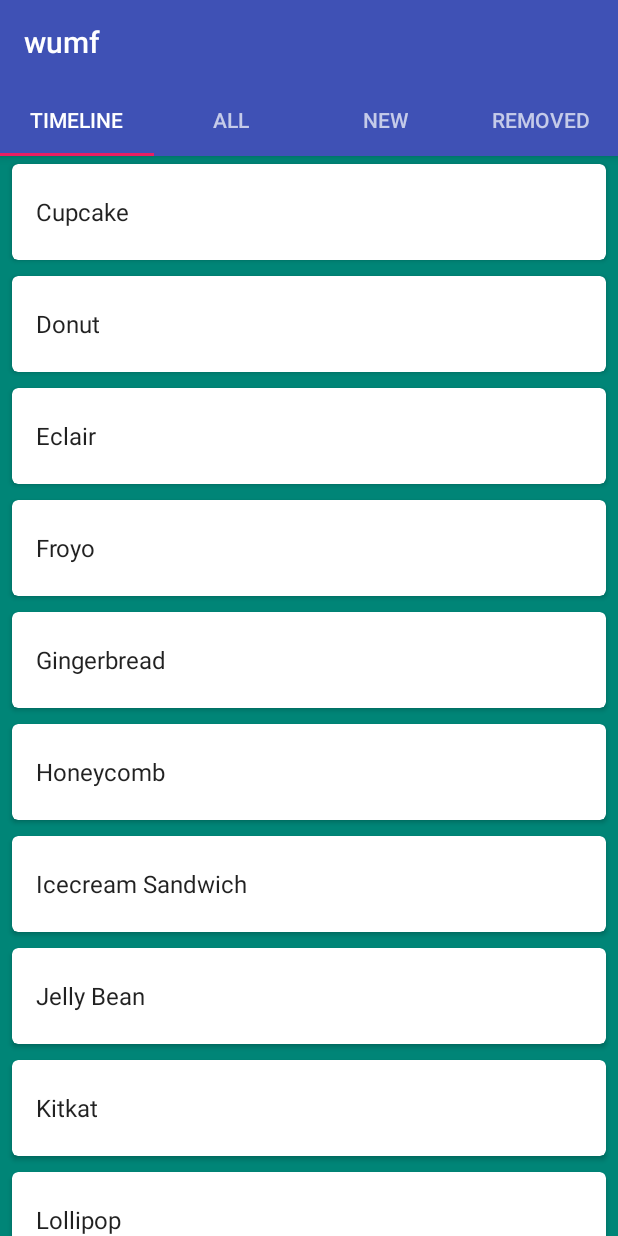
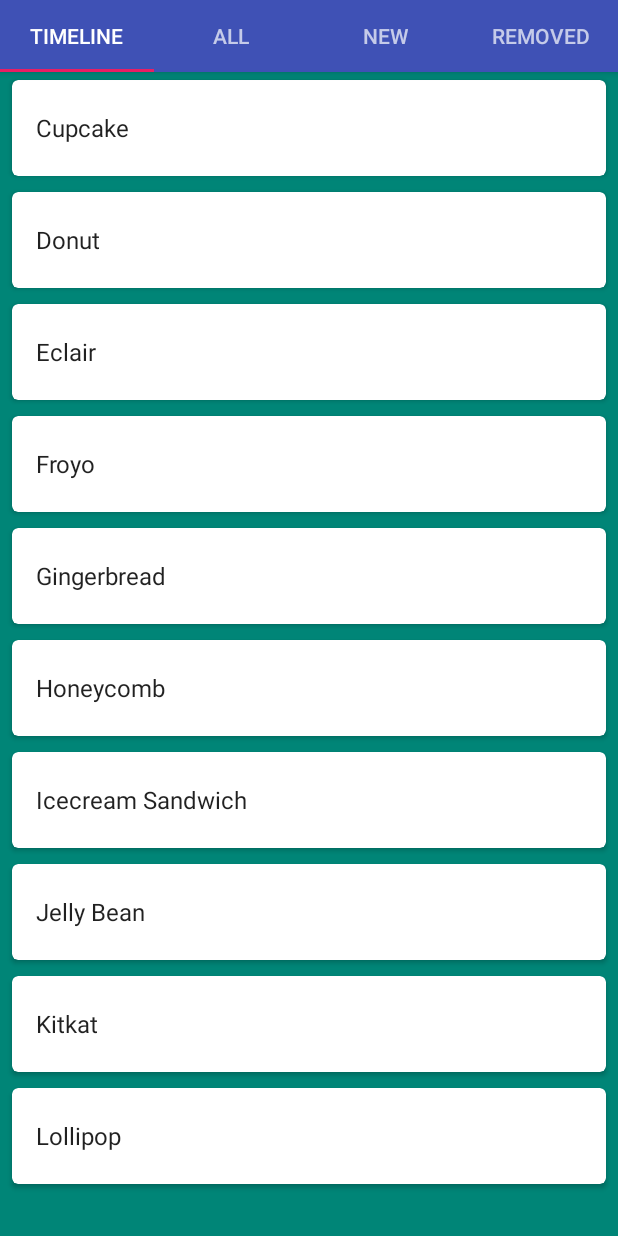
Before and after one commit to mlevytskiy/Wumf, an Android app: the screen it shows after launch (MainActivity), on a phone screen of 412 x 824 dp. Run offline under Robolectric (Android 15) with nearby library versions, the phone set to English and light mode, and no system bars.

Commit message:
hide topbar

```diff
--- a/app/src/main/res/layout/activity_tab_animation.xml
+++ b/app/src/main/res/layout/activity_tab_animation.xml
@@ -15,7 +15,7 @@
         <android.support.v7.widget.Toolbar
             android:id="@+id/tabanim_toolbar"
             android:layout_width="match_parent"
-            android:layout_height="?attr/actionBarSize"
+            android:layout_height="0dp"
             android:background="?attr/colorPrimary"
             app:layout_scrollFlags="enterAlwaysCollapsed"
             app:popupTheme="@style/ThemeOverlay.AppCompat.Light" />
```
